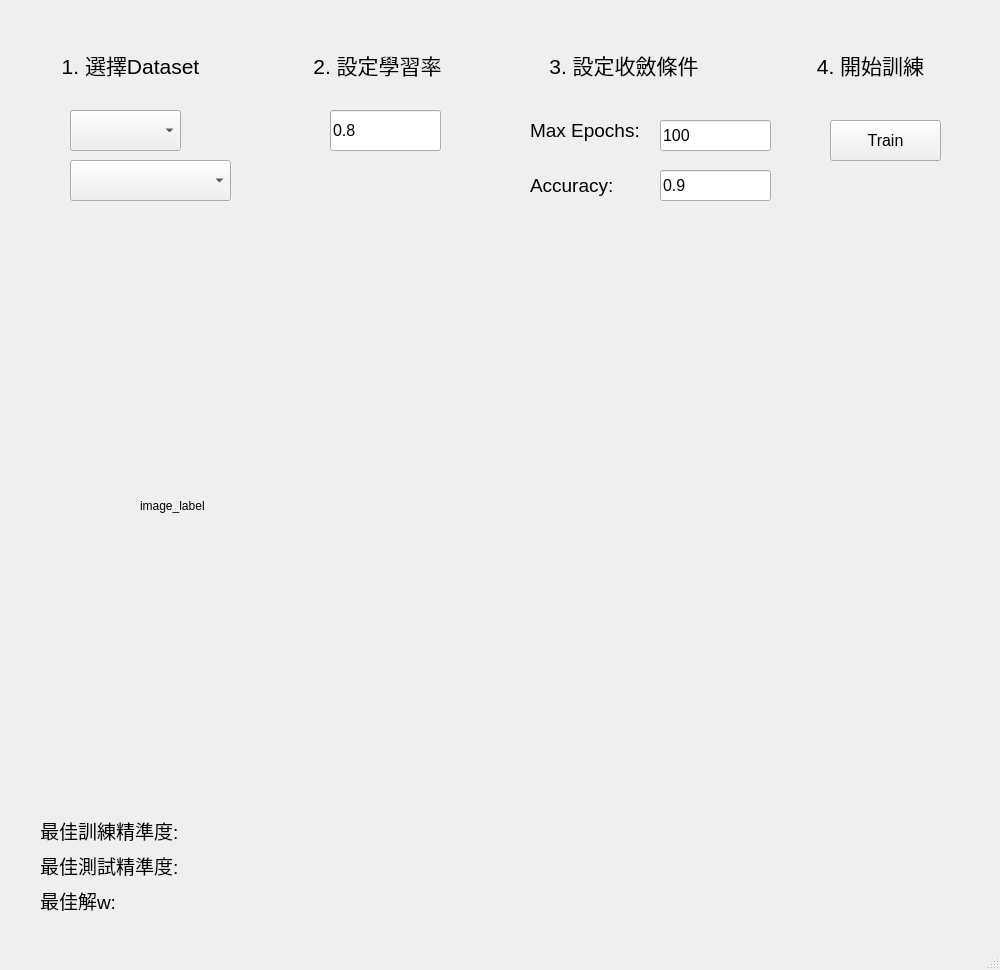
Above: HW1/MyGUI.ui from KaiTung/NCU_111_NeuronNetwork before the change. Below: the same form after it.
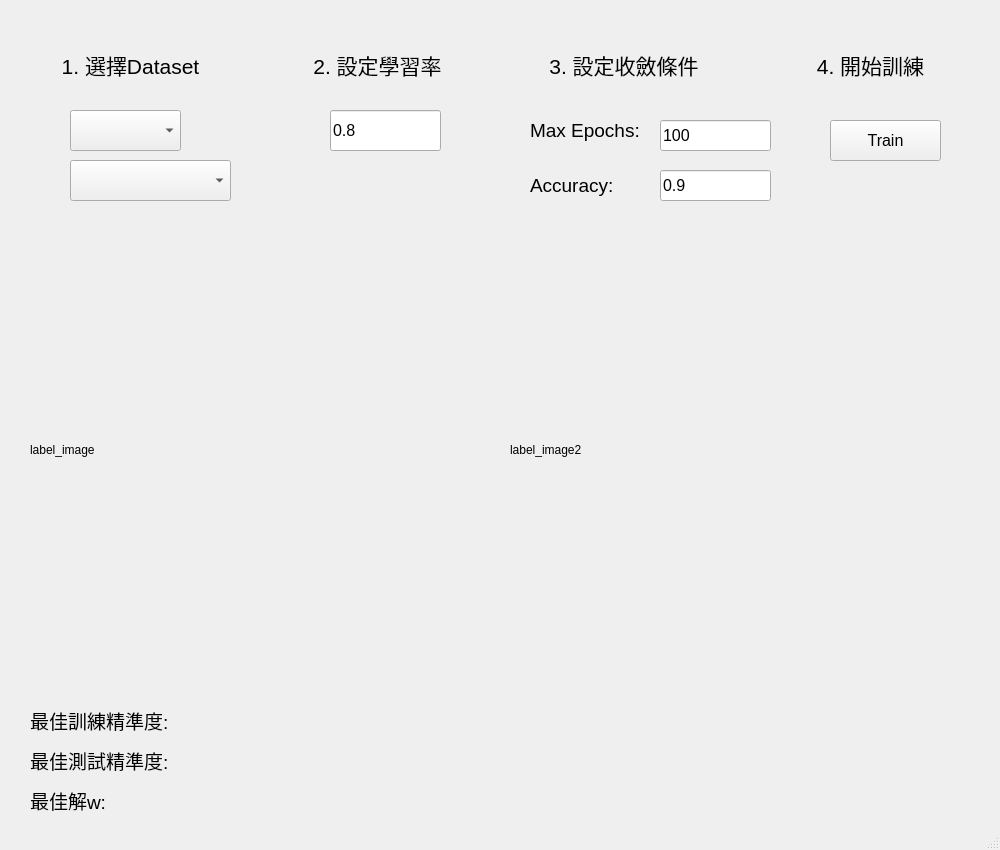
That is the form after the change.

Diff of the .ui file:
```diff
--- a/HW1/MyGUI.ui
+++ b/HW1/MyGUI.ui
@@ -10,7 +10,7 @@
     <x>0</x>
     <y>0</y>
     <width>1000</width>
-    <height>970</height>
+    <height>850</height>
    </rect>
   </property>
   <property name="sizePolicy">
@@ -22,13 +22,13 @@
   <property name="minimumSize">
    <size>
     <width>1000</width>
-    <height>970</height>
+    <height>850</height>
    </size>
   </property>
   <property name="maximumSize">
    <size>
     <width>1000</width>
-    <height>970</height>
+    <height>850</height>
    </size>
   </property>
   <property name="windowTitle">
@@ -257,22 +257,22 @@
    <widget class="QLabel" name="label_image">
     <property name="geometry">
      <rect>
-      <x>140</x>
-      <y>210</y>
-      <width>701</width>
-      <height>591</height>
+      <x>30</x>
+      <y>220</y>
+      <width>460</width>
+      <height>460</height>
      </rect>
     </property>
     <property name="text">
-     <string>image_label</string>
+     <string>label_image</string>
     </property>
    </widget>
    <widget class="QLabel" name="label_Acc">
     <property name="geometry">
      <rect>
-      <x>40</x>
-      <y>810</y>
-      <width>921</width>
+      <x>30</x>
+      <y>700</y>
+      <width>951</width>
       <height>41</height>
      </rect>
     </property>
@@ -288,12 +288,18 @@
    <widget class="QLabel" name="label_w">
     <property name="geometry">
      <rect>
-      <x>40</x>
-      <y>880</y>
+      <x>30</x>
+      <y>780</y>
       <width>951</width>
       <height>41</height>
      </rect>
     </property>
+    <property name="maximumSize">
+     <size>
+      <width>16777215</width>
+      <height>16777213</height>
+     </size>
+    </property>
     <property name="font">
      <font>
       <pointsize>14</pointsize>
@@ -321,10 +327,10 @@
    <widget class="QLabel" name="label_Valid_Acc">
     <property name="geometry">
      <rect>
-      <x>40</x>
-      <y>850</y>
-      <width>931</width>
-      <height>31</height>
+      <x>30</x>
+      <y>740</y>
+      <width>951</width>
+      <height>41</height>
      </rect>
     </property>
     <property name="font">
@@ -336,6 +342,19 @@
      <string>最佳測試精準度:</string>
     </property>
    </widget>
+   <widget class="QLabel" name="label_image2">
+    <property name="geometry">
+     <rect>
+      <x>510</x>
+      <y>220</y>
+      <width>460</width>
+      <height>460</height>
+     </rect>
+    </property>
+    <property name="text">
+     <string>label_image2</string>
+    </property>
+   </widget>
   </widget>
   <widget class="QMenuBar" name="menubar">
    <property name="geometry">
```
Left out of the diff: 2 changed lines with no effect on the pictures.
